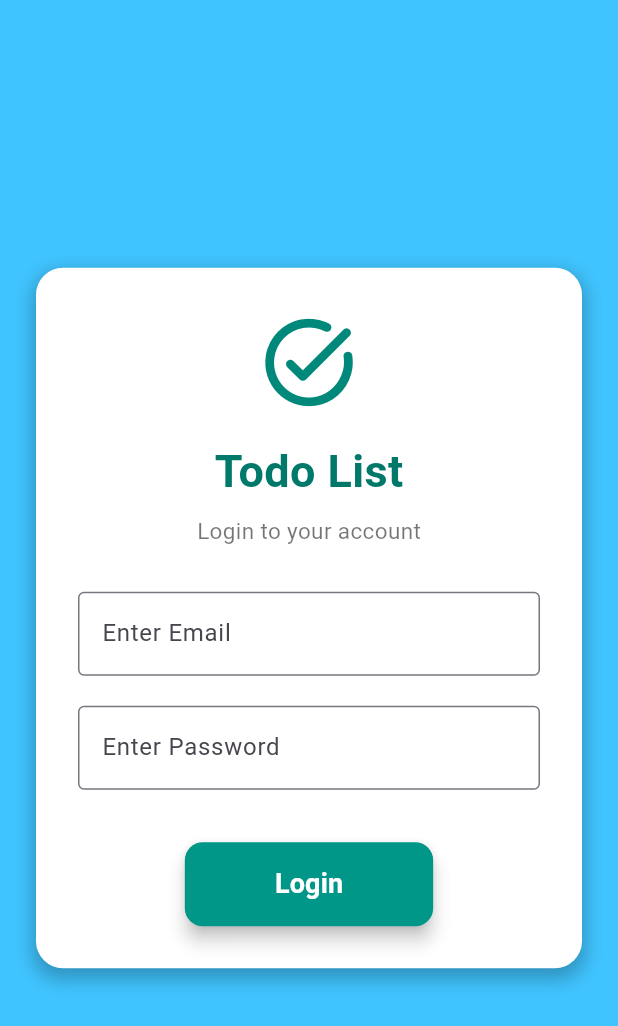
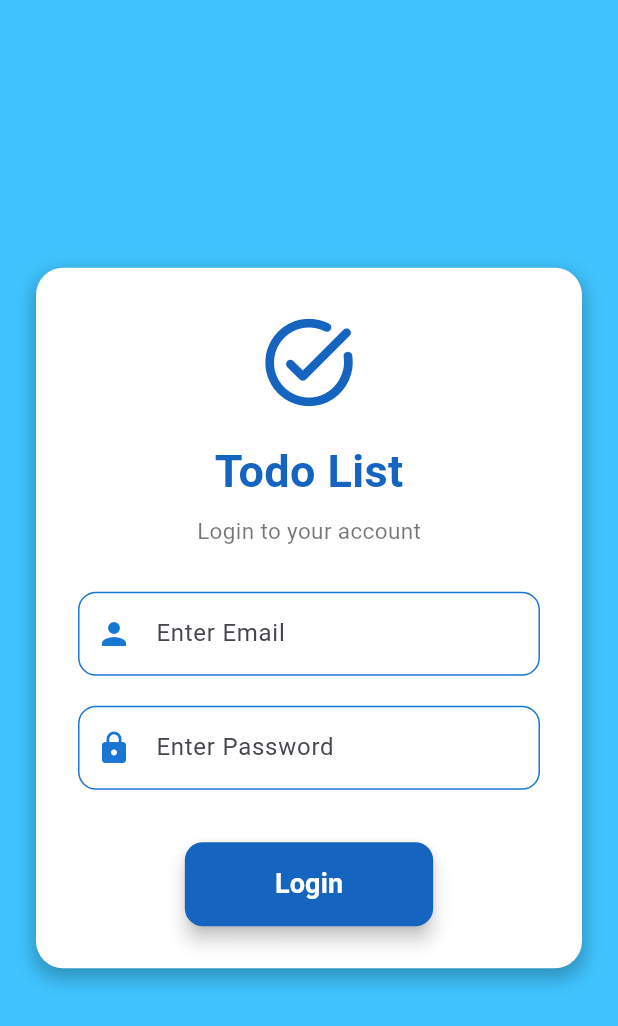
Before and after one commit to dira28/TodoList_App, a Flutter app: the screen it shows after launch, on a phone screen of 412 x 824 dp. Shown: the top 1026 px of the screen. Run offline on Flutter 3.47's test engine with Material 3 defaults, Android fonts, the phone set to English and light mode, and no system bars; our stand-ins replace get.

```diff
--- a/lib/controllers/todo_controller.dart
+++ b/lib/controllers/todo_controller.dart
@@ -21,7 +21,7 @@ class TodoController extends GetxController {
         title: "Belajar Flutter",
         description: "Kerjain project Todo App",
         category: "Study",
-        startTime: "08:00",
+        startTime: "08:40",
         endTime: "10:00",
       ),
       TodoModel(
--- a/lib/pages/home_page.dart
+++ b/lib/pages/home_page.dart
@@ -64,7 +64,7 @@ class HomePage extends StatelessWidget {
       floatingActionButton: Padding(
         padding: const EdgeInsets.only(bottom: 45, right: 20),
         child: FloatingActionButton(
-          backgroundColor: Colors.teal.shade600,
+          backgroundColor: Colors.blue.shade600,
           onPressed: () {
             Get.to(() => AddTodoPage());
           },
--- a/lib/pages/login_page.dart
+++ b/lib/pages/login_page.dart
@@ -36,7 +36,7 @@ class LoginPage extends StatelessWidget {
                 Icon(
                   Icons.task_alt_rounded,
                   size: 70,
-                  color: Colors.teal.shade600,
+                  color: Colors.blue.shade800,
                 ),
                 const SizedBox(height: 16),
                 Text(
@@ -44,7 +44,7 @@ class LoginPage extends StatelessWidget {
                   style: TextStyle(
                     fontSize: 30,
                     fontWeight: FontWeight.bold,
-                    color: Colors.teal.shade700,
+                    color: Colors.blue.shade800,
                   ),
                 ),
                 const SizedBox(height: 8),
@@ -57,6 +57,7 @@ class LoginPage extends StatelessWidget {
                 CustomTextField(
                   textEditingController: authController.emailController,
                   hintText: "Enter Email",
+                  prefixIcon: Icons.person,
                 ),
                 const SizedBox(height: 20),
 
@@ -64,10 +65,10 @@ class LoginPage extends StatelessWidget {
                   textEditingController: authController.passwordController,
                   hintText: "Enter Password",
                   obscureText: true,
+                  prefixIcon: Icons.lock,
                 ),
 
                 const SizedBox(height: 35),
-
                 CustomButton(
                   text: "Login",
                   textColor: Colors.white,
--- a/lib/widgets/widget_button.dart
+++ b/lib/widgets/widget_button.dart
@@ -17,7 +17,7 @@ class CustomButton extends StatelessWidget {
     return ElevatedButton(
       onPressed: onPressed,
       style: ElevatedButton.styleFrom(
-        backgroundColor: Colors.teal,
+        backgroundColor: Colors.blue.shade800,
         padding: const EdgeInsets.symmetric(horizontal: 60, vertical: 15),
         shape: RoundedRectangleBorder(borderRadius: BorderRadius.circular(12)),
         elevation: 5,
--- a/lib/widgets/widget_textfield.dart
+++ b/lib/widgets/widget_textfield.dart
@@ -5,6 +5,9 @@ class CustomTextField extends StatelessWidget {
   final String hintText;
   final int maxLines;
   final bool obscureText;
+  final bool readOnly;
+  final VoidCallback? onTap;
+  final IconData? prefixIcon;
 
   const CustomTextField({
     super.key,
@@ -12,6 +15,9 @@ class CustomTextField extends StatelessWidget {
     required this.hintText,
     this.maxLines = 1,
     this.obscureText = false,
+    this.readOnly = false,
+    this.onTap,
+    this.prefixIcon,
   });
 
   @override
@@ -20,10 +26,25 @@ class CustomTextField extends StatelessWidget {
       controller: textEditingController,
       obscureText: obscureText,
       maxLines: maxLines,
+      readOnly: readOnly,
+      onTap: onTap,
       decoration: InputDecoration(
         hintText: hintText,
-        labelStyle: TextStyle(color: Colors.black),
-        border: OutlineInputBorder(),
+        prefixIcon: prefixIcon != null
+            ? Icon(prefixIcon, color: Colors.blue.shade700)
+            : null,
+        border: OutlineInputBorder(
+          borderRadius: BorderRadius.circular(12),
+          borderSide: BorderSide(color: Colors.blue.shade700),
+        ),
+        enabledBorder: OutlineInputBorder(
+          borderRadius: BorderRadius.circular(12),
+          borderSide: BorderSide(color: Colors.blue.shade700),
+        ),
+        focusedBorder: OutlineInputBorder(
+          borderRadius: BorderRadius.circular(12),
+          borderSide: BorderSide(color: Colors.blue.shade900, width: 2),
+        ),
       ),
     );
   }
```
Also changed, not shown: lib/pages/add_todo_page.dart (+73 -6 lines), lib/pages/history_page.dart (+35 -22 lines).
